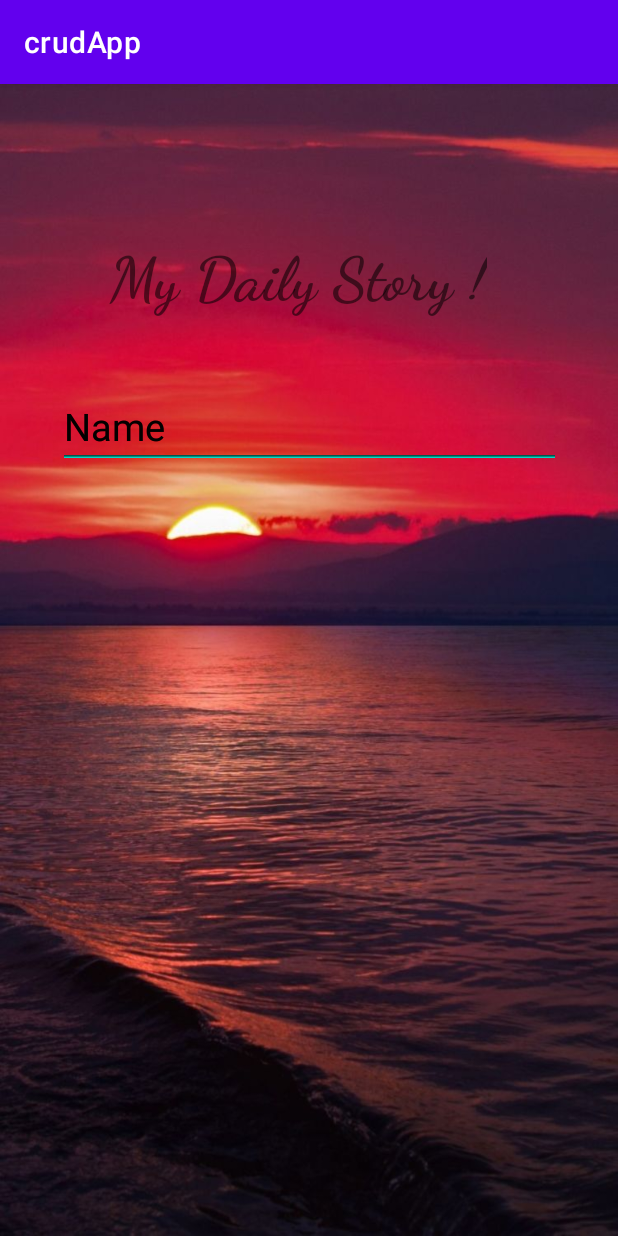
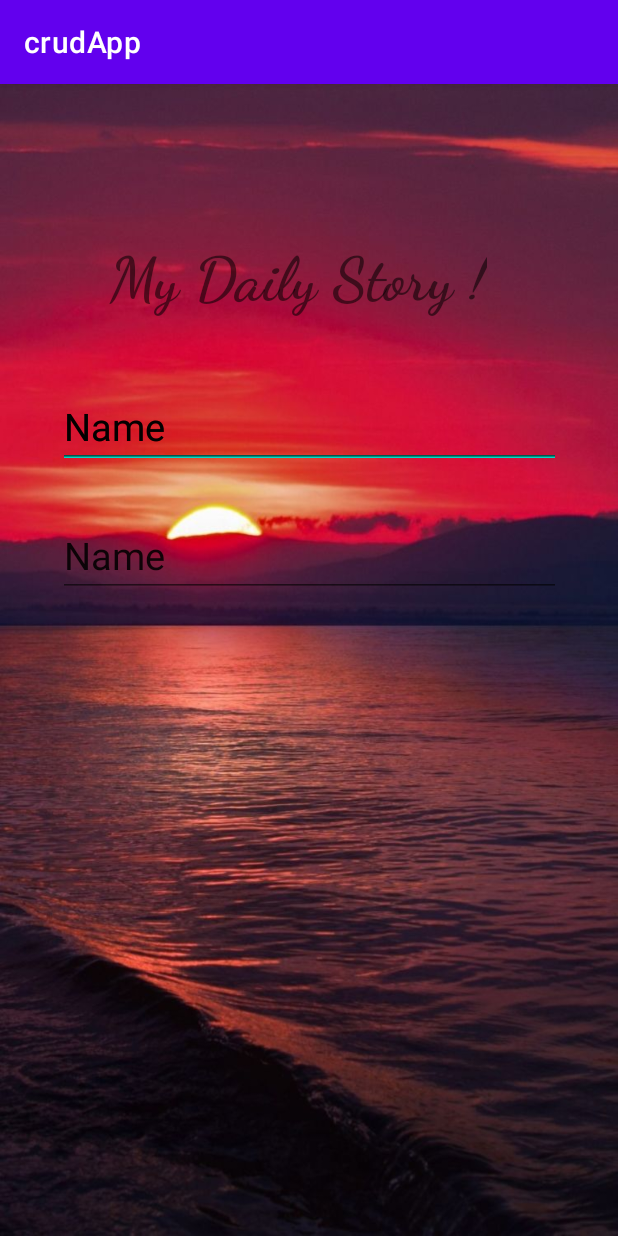
Before and after one commit to 030439/mobileAppCrud, an Android app: the screen it shows after launch (MainActivity), on a phone screen of 412 x 824 dp. Run offline under Robolectric (Android 15) with nearby library versions, the phone set to English and light mode, and no system bars.

Commit message:
contact field create

```diff
--- a/app/src/main/res/layout/activity_main.xml
+++ b/app/src/main/res/layout/activity_main.xml
@@ -36,8 +36,23 @@
         app:layout_constraintEnd_toEndOf="parent"
         app:layout_constraintStart_toStartOf="parent"
         app:layout_constraintTop_toBottomOf="@+id/textView" />
+
     <EditText
         android:id="@+id/contact"
+        android:layout_width="335dp"
+        android:layout_height="51dp"
+        android:layout_marginStart="20dp"
+        android:layout_marginTop="136dp"
+        android:layout_marginEnd="20dp"
+        android:ems="10"
+        android:inputType="textPersonName"
+        android:text="Name"
+        android:textSize="25sp"
+        app:layout_constraintEnd_toEndOf="parent"
+        app:layout_constraintStart_toStartOf="parent"
+        app:layout_constraintTop_toBottomOf="@+id/textView" />
+    <EditText
+        android:id="@+id/dob"
         android:layout_width="335dp"
         android:layout_height="51dp"
         android:layout_marginStart="20dp"
```
